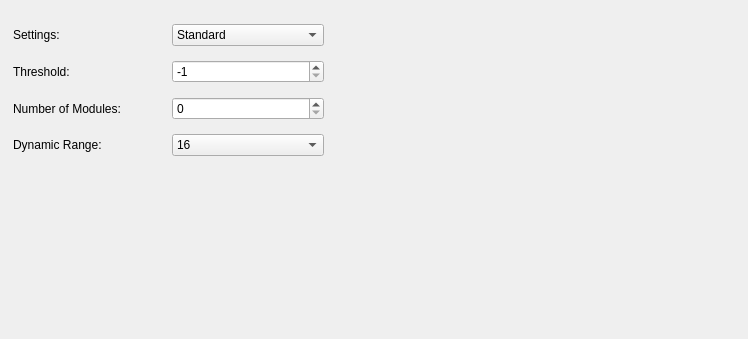
The window that slsDetectorGui/forms/form_tab_settings.ui (slsdetectorgroup/slsDetectorPackage) describes before a commit, drawn with Qt 5.
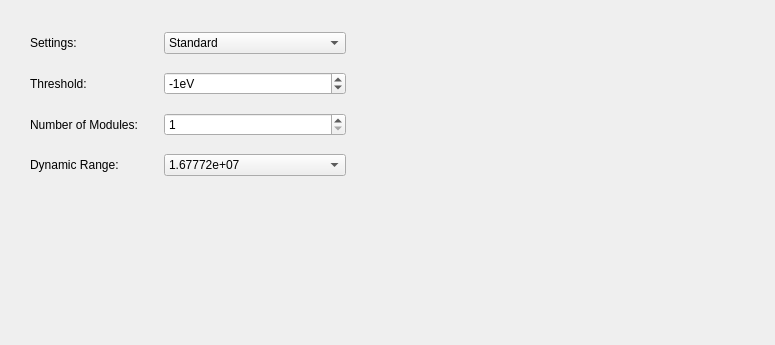
The same window after the commit.

Patch:
```diff
--- a/slsDetectorGui/forms/form_tab_settings.ui
+++ b/slsDetectorGui/forms/form_tab_settings.ui
@@ -6,8 +6,8 @@
    <rect>
     <x>0</x>
     <y>0</y>
-    <width>748</width>
-    <height>339</height>
+    <width>775</width>
+    <height>345</height>
    </rect>
   </property>
   <property name="sizePolicy">
@@ -34,10 +34,10 @@
   <widget class="QWidget" name="gridLayoutWidget">
    <property name="geometry">
     <rect>
-     <x>13</x>
-     <y>16</y>
-     <width>311</width>
-     <height>151</height>
+     <x>30</x>
+     <y>20</y>
+     <width>316</width>
+     <height>171</height>
     </rect>
    </property>
    <layout class="QGridLayout" name="gridLayout">
@@ -48,7 +48,7 @@
       </property>
      </widget>
     </item>
-    <item row="0" column="1">
+    <item row="0" column="2" colspan="2">
      <widget class="QComboBox" name="comboSettings">
       <property name="sizePolicy">
        <sizepolicy hsizetype="Preferred" vsizetype="Fixed">
@@ -107,17 +107,19 @@
       </item>
      </widget>
     </item>
-    <item row="1" column="0">
-     <widget class="QLabel" name="label_4">
-      <property name="text">
-       <string>Threshold:</string>
-      </property>
-     </widget>
-    </item>
-    <item row="1" column="1">
+    <item row="1" column="2" colspan="2">
      <widget class="QSpinBox" name="spinThreshold">
+      <property name="suffix">
+       <string>eV</string>
+      </property>
       <property name="minimum">
-       <number>-1</number>
+       <number>-100000</number>
+      </property>
+      <property name="maximum">
+       <number>100000</number>
+      </property>
+      <property name="singleStep">
+       <number>100</number>
       </property>
       <property name="value">
        <number>-1</number>
@@ -138,11 +140,11 @@
       </property>
      </widget>
     </item>
-    <item row="3" column="1">
+    <item row="3" column="2" colspan="2">
      <widget class="QComboBox" name="comboDynamicRange">
       <item>
        <property name="text">
-        <string>16</string>
+        <string>1.67772e+07</string>
        </property>
       </item>
       <item>
@@ -152,8 +154,35 @@
       </item>
      </widget>
     </item>
-    <item row="2" column="1">
-     <widget class="QSpinBox" name="spinNumModules"/>
+    <item row="2" column="2" colspan="2">
+     <widget class="QSpinBox" name="spinNumModules">
+      <property name="minimum">
+       <number>1</number>
+      </property>
+     </widget>
+    </item>
+    <item row="1" column="1">
+     <spacer name="horizontalSpacer">
+      <property name="orientation">
+       <enum>Qt::Horizontal</enum>
+      </property>
+      <property name="sizeType">
+       <enum>QSizePolicy::Fixed</enum>
+      </property>
+      <property name="sizeHint" stdset="0">
+       <size>
+        <width>20</width>
+        <height>20</height>
+       </size>
+      </property>
+     </spacer>
+    </item>
+    <item row="1" column="0">
+     <widget class="QLabel" name="lblThreshold">
+      <property name="text">
+       <string>Threshold:</string>
+      </property>
+     </widget>
     </item>
    </layout>
   </widget>
```
Left out of the diff: 12 changed lines with no effect on the pictures.
